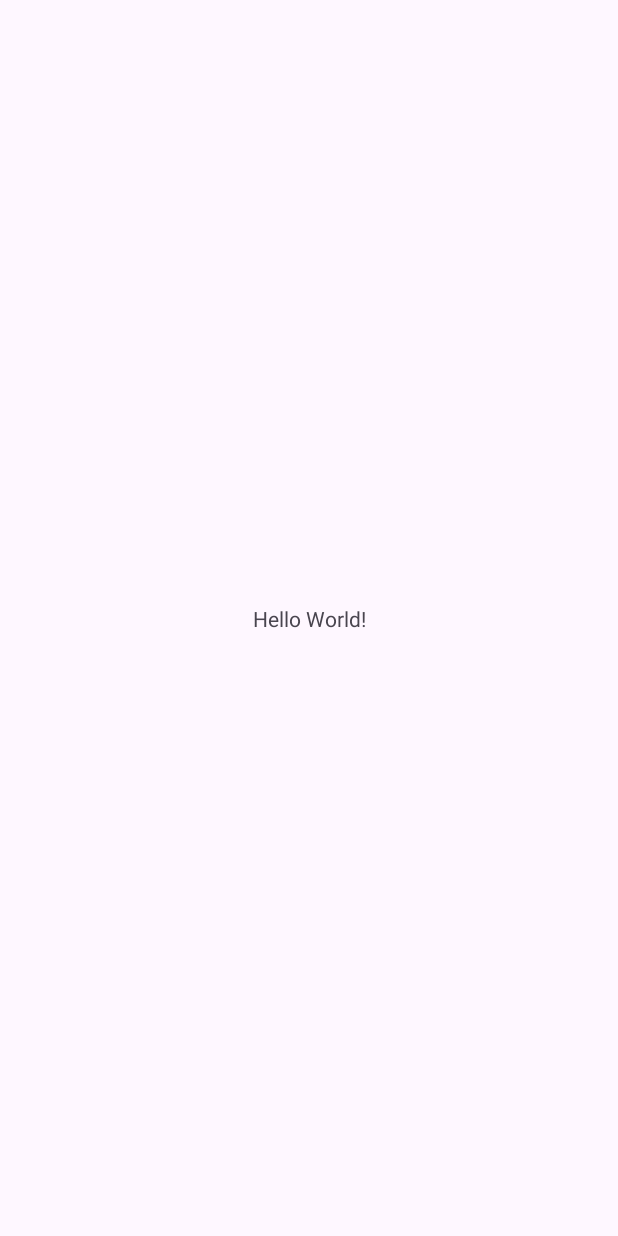
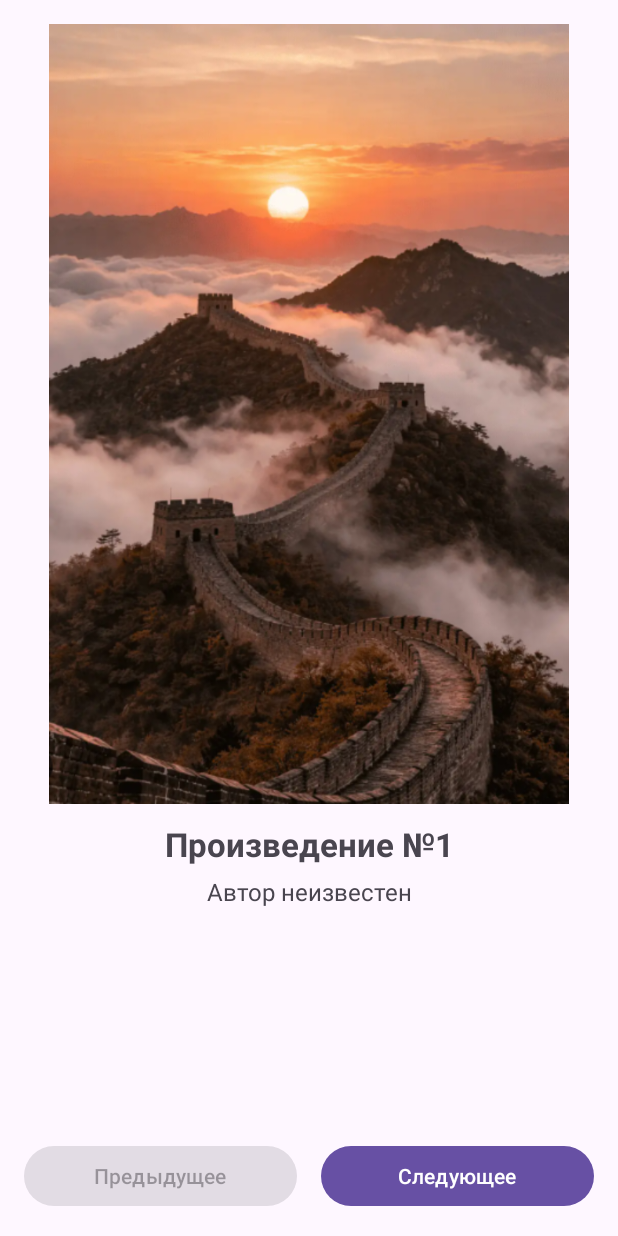
Before and after one commit to ilesonchik-debug/lab_2_android, an Android app: the screen it shows after launch (MainActivity), on a phone screen of 412 x 824 dp. Before the commit the screen is almost empty. Run offline under Robolectric (Android 15) with nearby library versions, the phone set to English and light mode, and no system bars.

Commit message:
минимальный функционал промежуточный коммент

```diff
--- a/app/src/main/java/com/example/lab_2/MainActivity.kt
+++ b/app/src/main/java/com/example/lab_2/MainActivity.kt
@@ -1,20 +1,74 @@
 package com.example.lab_2
 
 import android.os.Bundle
-import androidx.activity.enableEdgeToEdge
+import android.widget.Button
+import android.widget.ImageView
+import android.widget.TextView
 import androidx.appcompat.app.AppCompatActivity
-import androidx.core.view.ViewCompat
-import androidx.core.view.WindowInsetsCompat
 
 class MainActivity : AppCompatActivity() {
+
+    // Список изображений галереи
+    private val artworks = listOf(
+        R.drawable.s1,
+        R.drawable.s2,
+        R.drawable.s3,
+        R.drawable.s4,
+        R.drawable.s5
+    )
+
+    // Индекс текущего изображения
+    private var currentIndex = 0
+
     override fun onCreate(savedInstanceState: Bundle?) {
         super.onCreate(savedInstanceState)
-        enableEdgeToEdge()
         setContentView(R.layout.activity_main)
-        ViewCompat.setOnApplyWindowInsetsListener(findViewById(R.id.main)) { v, insets ->
-            val systemBars = insets.getInsets(WindowInsetsCompat.Type.systemBars())
-            v.setPadding(systemBars.left, systemBars.top, systemBars.right, systemBars.bottom)
-            insets
+
+        // Восстанавливаем индекс после поворота экрана
+        currentIndex = savedInstanceState?.getInt("CURRENT_INDEX") ?: 0
+
+        // Находим элементы интерфейса
+        val artworkImage = findViewById<ImageView>(R.id.artworkImage)
+        val artworkTitle = findViewById<TextView>(R.id.artworkTitle)
+        val artworkAuthor = findViewById<TextView>(R.id.artworkAuthor)
+
+        val previousButton = findViewById<Button>(R.id.previousButton)
+        val nextButton = findViewById<Button>(R.id.nextButton)
+
+        // Обновление отображаемой картины
+        fun updateArtwork() {
+            artworkImage.setImageResource(artworks[currentIndex])
+
+            artworkTitle.text = "Произведение №${currentIndex + 1}"
+            artworkAuthor.text = "Автор неизвестен"
+
+            previousButton.isEnabled = currentIndex > 0
+            nextButton.isEnabled = currentIndex < artworks.lastIndex
         }
+
+        // Переход к предыдущей картине
+        previousButton.setOnClickListener {
+            if (currentIndex > 0) {
+                currentIndex--
+                updateArtwork()
+            }
+        }
+
+        // Переход к следующей картине
+        nextButton.setOnClickListener {
+            if (currentIndex < artworks.lastIndex) {
+                currentIndex++
+                updateArtwork()
+            }
+        }
+
+        // Первоначальное отображение картины
+        updateArtwork()
+    }
+
+    // Сохраняем текущую картину при повороте экрана
+    override fun onSaveInstanceState(outState: Bundle) {
+        super.onSaveInstanceState(outState)
+        outState.putInt("CURRENT_INDEX", currentIndex)
     }
 }
--- a/app/src/main/res/layout/activity_main.xml
+++ b/app/src/main/res/layout/activity_main.xml
@@ -1,19 +1,76 @@
 <?xml version="1.0" encoding="utf-8"?>
-<androidx.constraintlayout.widget.ConstraintLayout xmlns:android="http://schemas.android.com/apk/res/android"
+<androidx.constraintlayout.widget.ConstraintLayout
+    xmlns:android="http://schemas.android.com/apk/res/android"
     xmlns:app="http://schemas.android.com/apk/res-auto"
-    xmlns:tools="http://schemas.android.com/tools"
-    android:id="@+id/main"
     android:layout_width="match_parent"
     android:layout_height="match_parent"
-    tools:context=".MainActivity">
+    android:padding="16dp">
 
+    <!-- Изображение произведения -->
+    <ImageView
+        android:id="@+id/artworkImage"
+        android:layout_width="0dp"
+        android:layout_height="0dp"
+        android:contentDescription="@string/artwork_image_description"
+        android:scaleType="fitCenter"
+        app:layout_constraintTop_toTopOf="parent"
+        app:layout_constraintBottom_toTopOf="@id/artworkTitle"
+        app:layout_constraintStart_toStartOf="parent"
+        app:layout_constraintEnd_toEndOf="parent"
+        app:layout_constraintVertical_bias="0.4"
+        app:layout_constraintHeight_default="spread"
+        app:layout_constraintHeight_max="520dp" />
+
+    <!-- Название произведения -->
     <TextView
-        android:layout_width="wrap_content"
+        android:id="@+id/artworkTitle"
+        android:layout_width="0dp"
         android:layout_height="wrap_content"
-        android:text="Hello World!"
+        android:layout_marginTop="12dp"
+        android:gravity="center"
+        android:text="@string/artwork_title_placeholder"
+        android:textSize="22sp"
+        android:textStyle="bold"
+        app:layout_constraintTop_toBottomOf="@id/artworkImage"
+        app:layout_constraintStart_toStartOf="parent"
+        app:layout_constraintEnd_toEndOf="parent" />
+
+    <!-- Автор произведения -->
+    <TextView
+        android:id="@+id/artworkAuthor"
+        android:layout_width="0dp"
+        android:layout_height="wrap_content"
+        android:layout_marginTop="6dp"
+        android:gravity="center"
+        android:text="@string/artwork_author_placeholder"
+        android:textSize="16sp"
+        app:layout_constraintTop_toBottomOf="@id/artworkTitle"
+        app:layout_constraintStart_toStartOf="parent"
+        app:layout_constraintEnd_toEndOf="parent" />
+
+    <!-- Кнопка предыдущего изображения -->
+    <Button
+        android:id="@+id/previousButton"
+        android:layout_width="0dp"
+        android:layout_height="wrap_content"
+        android:layout_marginEnd="8dp"
+        android:enabled="false"
+        android:text="@string/previous_button"
         app:layout_constraintBottom_toBottomOf="parent"
+        app:layout_constraintStart_toStartOf="parent"
+        app:layout_constraintEnd_toStartOf="@id/nextButton"
+        app:layout_constraintHorizontal_weight="1" />
+
+    <!-- Кнопка следующего изображения -->
+    <Button
+        android:id="@+id/nextButton"
+        android:layout_width="0dp"
+        android:layout_height="wrap_content"
+        android:layout_marginStart="8dp"
+        android:text="@string/next_button"
+        app:layout_constraintBottom_toBottomOf="parent"
+        app:layout_constraintStart_toEndOf="@id/previousButton"
         app:layout_constraintEnd_toEndOf="parent"
-        app:layout_constraintStart_toStartOf="parent"
-        app:layout_constraintTop_toTopOf="parent" />
+        app:layout_constraintHorizontal_weight="1" />
 
 </androidx.constraintlayout.widget.ConstraintLayout>
--- a/app/src/main/res/values/strings.xml
+++ b/app/src/main/res/values/strings.xml
@@ -1,3 +1,10 @@
 <resources>
-    <string name="app_name">lab-2</string>
+    <string name="app_name">Art Gallery</string>
+
+    <string name="artwork_image_description">Изображение произведения искусства</string>
+    <string name="artwork_title_placeholder">Название произведения</string>
+    <string name="artwork_author_placeholder">Автор произведения</string>
+
+    <string name="previous_button">Предыдущее</string>
+    <string name="next_button">Следующее</string>
 </resources>
```
Also changed, not shown: app/src/main/res/drawable/s1.PNG (added), app/src/main/res/drawable/s2.jpg (added), app/src/main/res/drawable/s3.PNG (added), app/src/main/res/drawable/s4.PNG (added), app/src/main/res/drawable/s5.PNG (added).
